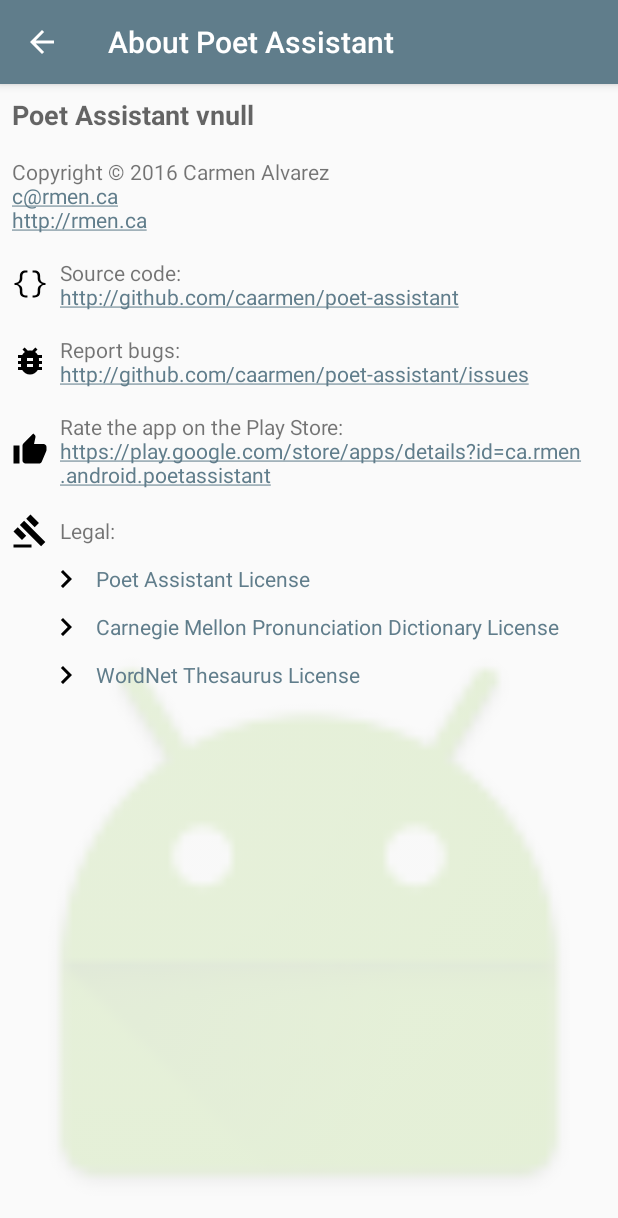
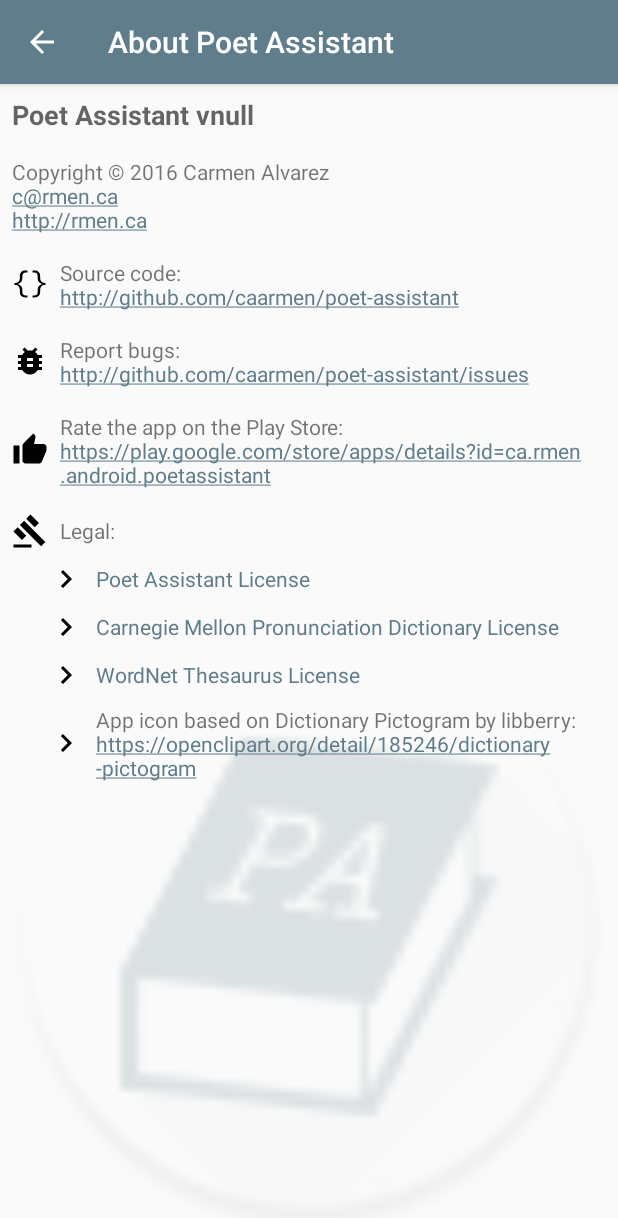
Before and after one commit to caarmen/poet-assistant, an Android app: the AboutActivity screen opened directly, with no data from a screen before it, on a phone screen of 412 x 824 dp. Shown: the top 1218 px of the screen. Run offline under Robolectric (Android 15) with nearby library versions, the phone set to English and light mode, and no system bars.

Commit message:
added new launcher image

```diff
--- a/app/src/main/res/layout/activity_about.xml
+++ b/app/src/main/res/layout/activity_about.xml
@@ -159,6 +159,20 @@
                 android:textAppearance="?android:attr/textAppearanceSmall"
                 android:textColor="@color/primary" />
 
+            <TextView
+                android:layout_width="wrap_content"
+                android:layout_height="wrap_content"
+                android:layout_marginLeft="24dp"
+                android:layout_marginStart="24dp"
+                android:layout_marginTop="8dp"
+                android:autoLink="all"
+                android:drawableLeft="@drawable/ic_bullet"
+                android:drawablePadding="8dp"
+                android:drawableStart="@drawable/ic_bullet"
+                android:gravity="center_vertical"
+                android:text="@string/about_app_icon"
+                android:textAppearance="?android:attr/textAppearanceSmall"
+                android:textColorLink="@color/primary" />
 
         </LinearLayout>
     </ScrollView>
--- a/app/src/main/res/values/strings.xml
+++ b/app/src/main/res/values/strings.xml
@@ -42,5 +42,6 @@
     <string name="about_license_app">Poet Assistant License</string>
     <string name="about_license_rhyming_dictionary">Carnegie Mellon Pronunciation Dictionary License</string>
     <string name="about_license_thesaurus">WordNet Thesaurus License</string>
+    <string name="about_app_icon">App icon based on Dictionary Pictogram by libberry: https://openclipart.org/detail/185246/dictionary-pictogram</string>
     <string name="license_title">Licensing Information</string>
 </resources>
```
Also changed, not shown: app/src/main/res/mipmap-hdpi/ic_launcher.png, app/src/main/res/mipmap-mdpi/ic_launcher.png, app/src/main/res/mipmap-xhdpi/ic_launcher.png, app/src/main/res/mipmap-xxhdpi/ic_launcher.png, app/src/main/res/mipmap-xxxhdpi/ic_launcher.png.
